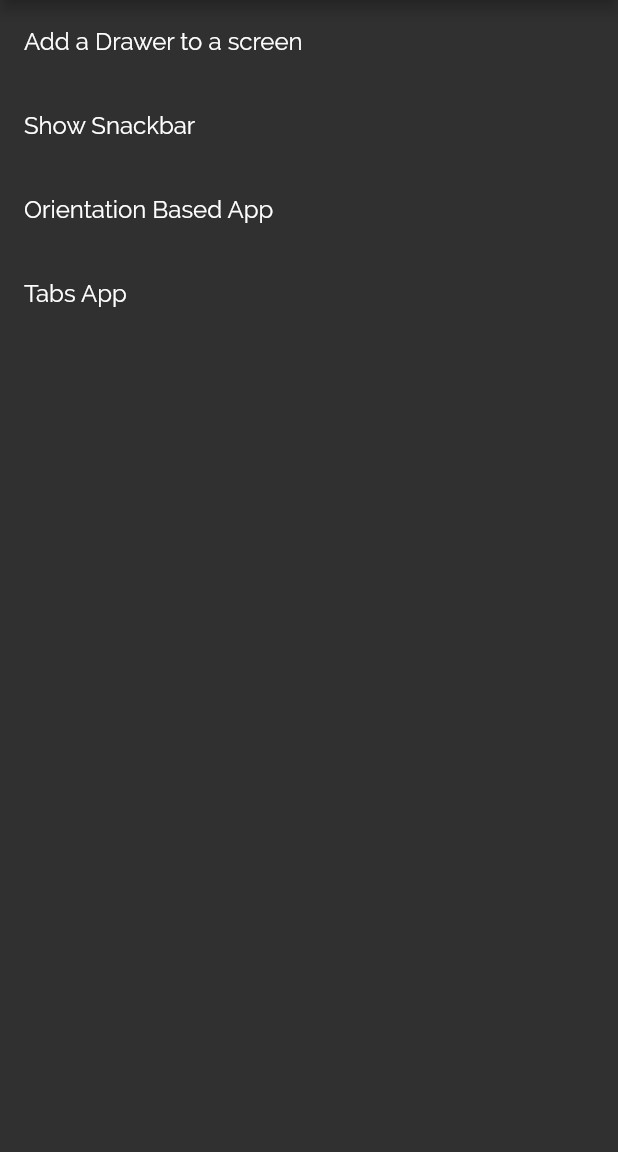
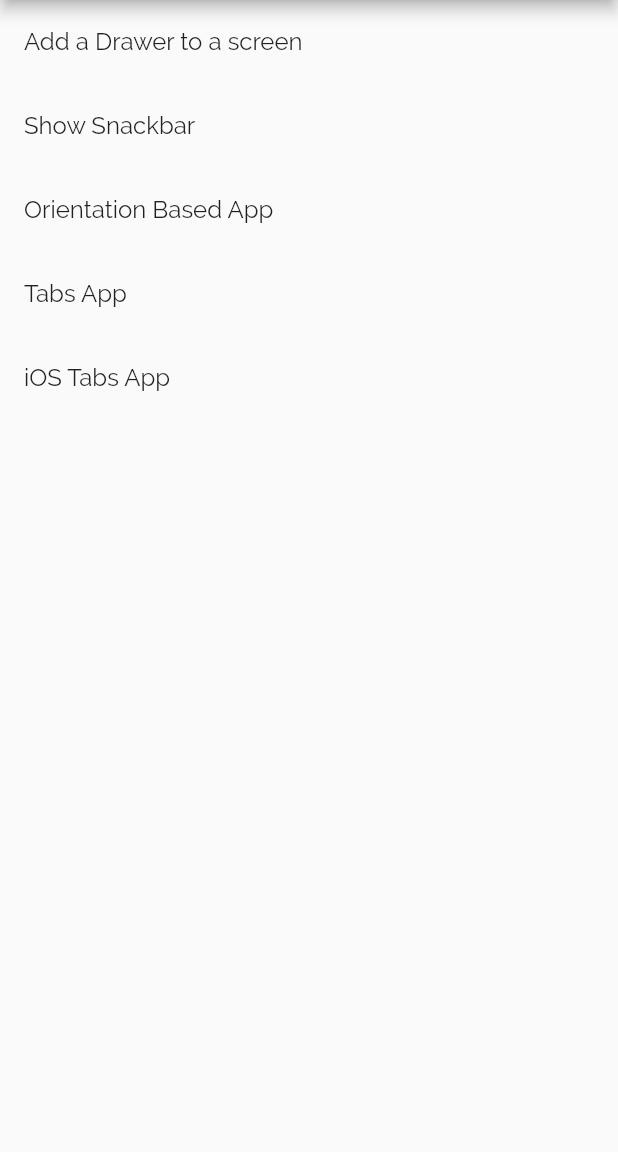
Before and after one commit to MudOnTire/flutter_demos, a Flutter app: the screen it shows after launch, after a tap on "1. Design", on a phone screen of 412 x 824 dp, the part 84-1236 px from its top. Run offline on Flutter 3.47's test engine with Material 2 defaults, Android fonts, the phone set to English and light mode, and no system bars; network calls fail.

Commit message:
add ios tabs app demo

```diff
--- a/lib/main.dart
+++ b/lib/main.dart
@@ -5,6 +5,7 @@ import 'package:flutter_layout_demo/pages/animation/fade-widget/FadeInOutApp.dar
 import 'package:flutter_layout_demo/pages/animation/route-transition/screen-one.dart';
 import 'package:flutter_layout_demo/pages/design/Demos.dart';
 import 'package:flutter_layout_demo/pages/design/drawer-app/DrawerApp.dart';
+import 'package:flutter_layout_demo/pages/design/ios-tabs-app/IOSTabsApp.dart';
 import 'package:flutter_layout_demo/pages/design/orientation/OrientationBasedApp.dart';
 import 'package:flutter_layout_demo/pages/design/snackbar/SnackbarApp.dart';
 import 'package:flutter_layout_demo/pages/design/tabs-app/TabsApp.dart';
@@ -35,6 +36,7 @@ class MyApp extends StatelessWidget {
           '/design/snackbar': (context) => SnackbarApp(),
           '/design/orientation': (context) => OrientationBasedApp(),
           '/design/tabs': (context) => TabsApp(),
+          '/design/ios-tabs': (context) => IOSTabsApp(),
           // animation
           '/animation': (context) => AnimationDemos(),
           '/animation/page-transition': (context) => RTScreenOne(),
@@ -52,7 +54,7 @@ class MyApp extends StatelessWidget {
           '/network': (context) => PostApp()
         },
         theme: ThemeData(
-          brightness: Brightness.dark,
+          brightness: Brightness.light,
           primaryColor: Colors.lightBlue[800],
           accentColor: Colors.cyan[600],
           fontFamily: 'Raleway',
--- a/lib/pages/design/Demos.dart
+++ b/lib/pages/design/Demos.dart
@@ -31,6 +31,12 @@ class DesignDemos extends StatelessWidget {
               Navigator.pushNamed(context, '/design/tabs');
             },
           ),
+          ListTile(
+            title: Text('iOS Tabs App'),
+            onTap: () {
+              Navigator.pushNamed(context, '/design/ios-tabs');
+            },
+          ),
         ],
       ),
     );
```
Also changed, not shown: lib/pages/design/ios-tabs-app/IOSTabsApp.dart (added, +57 -0 lines).
